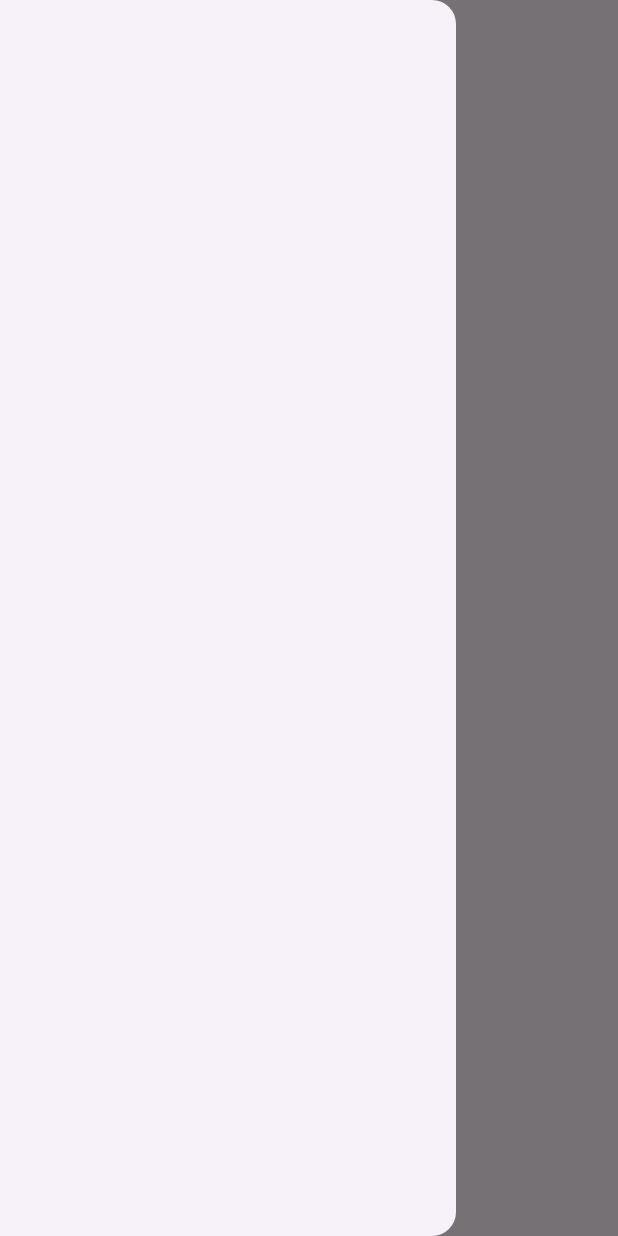
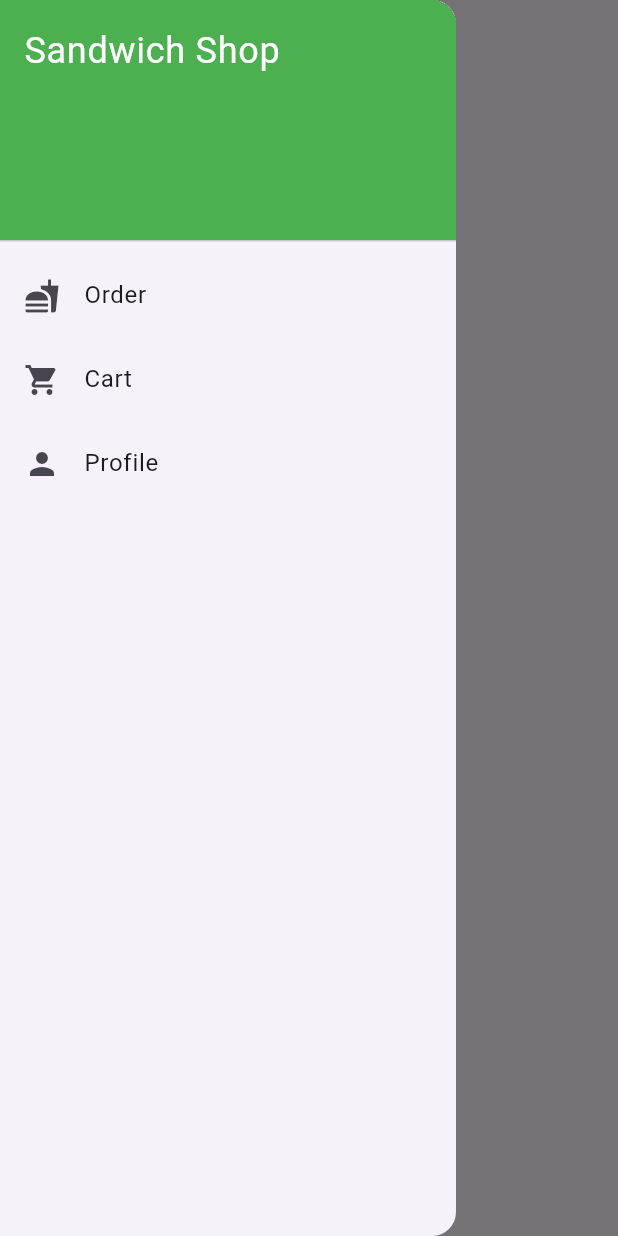
Before and after one commit to Zahoor-Khan1/flutter_application_1, a Flutter app: the CartScreen screen opened directly, with the side drawer open, on a phone screen of 412 x 824 dp. Run offline on Flutter 3.47's test engine with Material 3 defaults, Android fonts, the phone set to English and light mode, and no system bars.

```diff
--- a/lib/views/app_drawer.dart
+++ b/lib/views/app_drawer.dart
@@ -2,15 +2,11 @@ import 'package:flutter/material.dart';
 import 'package:sandwich_shop/main.dart';
 import 'package:sandwich_shop/views/cart_screen.dart';
 import 'package:sandwich_shop/models/cart.dart';
+import 'package:sandwich_shop/views/profile_screen.dart';
 
 class AppDrawer extends StatelessWidget {
   const AppDrawer({super.key});
 
-  @override
-  Widget build(BuildContext context) {
-    return const Drawer();
-  }
-}
 @override
 Widget build(BuildContext context) {
   return Drawer(
@@ -70,3 +66,4 @@ onTap: () {
   );
 
 }
+}
```
Also changed, not shown: 2 other files.
